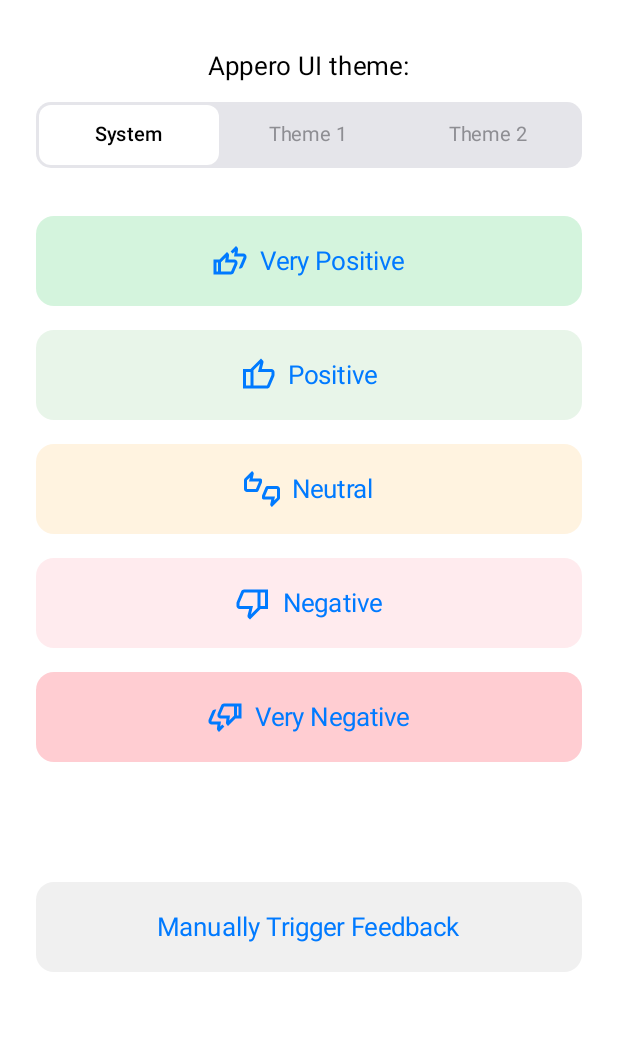
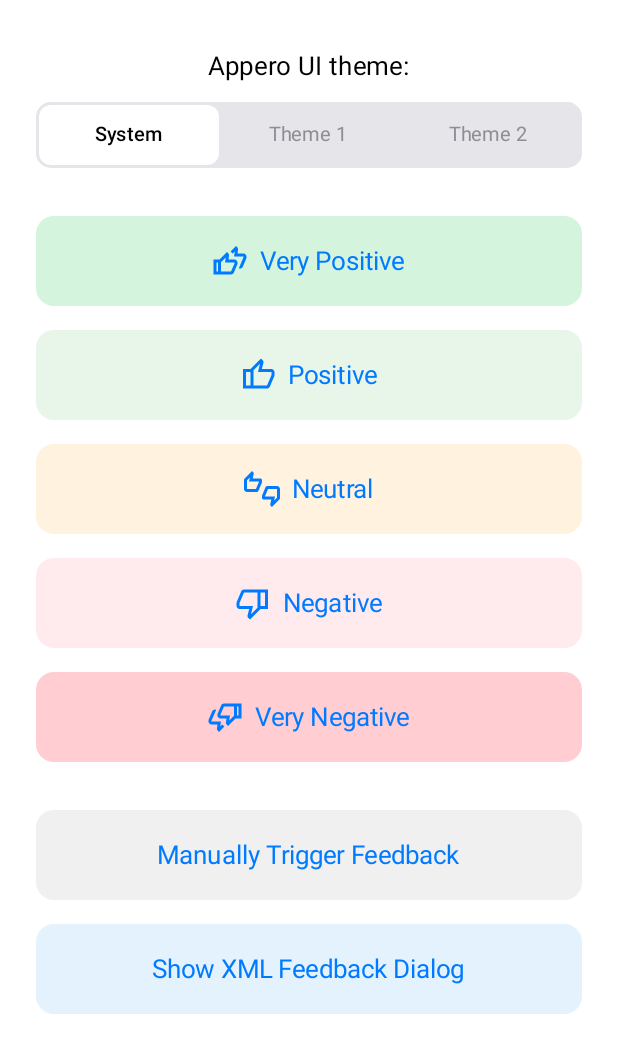
Before and after one commit to pocketworks/appero-sdk-android-v2, an Android app built with Jetpack Compose: the screen it shows after launch (MainActivity), after a tap on "System", on a phone screen of 412 x 824 dp, the part 180-1236 px from its top. Run offline under Robolectric (Android 15) with nearby library versions, the phone set to English and light mode, and no system bars; pictures from the network do not load; Roboto replaces fonts that are not available here.

Commit message:
Extract feedback ui wip

```diff
--- a/sample/src/main/java/uk/co/pocketworks/appero/sample/MainActivity.kt
+++ b/sample/src/main/java/uk/co/pocketworks/appero/sample/MainActivity.kt
@@ -10,7 +10,6 @@
 package uk.co.pocketworks.appero.sample
 
 import android.os.Bundle
-import androidx.activity.ComponentActivity
 import androidx.activity.compose.setContent
 import androidx.compose.foundation.background
 import androidx.compose.foundation.layout.Box
@@ -36,17 +35,22 @@ import androidx.compose.ui.res.stringResource
 import androidx.compose.ui.text.font.FontWeight
 import androidx.compose.ui.unit.dp
 import androidx.compose.ui.unit.sp
+import androidx.fragment.app.FragmentActivity
+import androidx.lifecycle.Lifecycle
+import androidx.lifecycle.lifecycleScope
+import androidx.lifecycle.repeatOnLifecycle
+import kotlinx.coroutines.launch
 import uk.co.pocketworks.appero.sample.components.CustomTheme1
 import uk.co.pocketworks.appero.sample.components.CustomTheme2
 import uk.co.pocketworks.appero.sample.components.RatingDemoButton
 import uk.co.pocketworks.appero.sample.components.ThemeMode
 import uk.co.pocketworks.appero.sample.components.ThemeSelector
+import uk.co.pocketworks.appero.sample.dialogs.ApperoFeedbackDialogFragment
+import uk.co.pocketworks.appero.sample.dialogs.ThemeHolder
 import uk.co.pocketworks.appero.sample.ui.theme.SampleAppTheme
 import uk.co.pocketworks.appero.sdk.main.Appero
 import uk.co.pocketworks.appero.sdk.main.model.ExperienceRating
 import uk.co.pocketworks.appero.sdk.main.ui.ApperoFeedbackUI
-import uk.co.pocketworks.appero.sdk.main.ui.theme.DarkApperoTheme
-import uk.co.pocketworks.appero.sdk.main.ui.theme.LightApperoTheme
 
 /**
  * Main activity for the Appero SDK sample app.
@@ -57,24 +61,33 @@ import uk.co.pocketworks.appero.sdk.main.ui.theme.LightApperoTheme
  * - Automatic feedback prompt observation
  * - Feedback UI display
  */
-class MainActivity : ComponentActivity() {
+class MainActivity : FragmentActivity() {
     override fun onCreate(savedInstanceState: Bundle?) {
         super.onCreate(savedInstanceState)
+
         setContent {
             SampleAppTheme {
-                SampleApp()
+                SampleApp(onShowLegacyDialog = {
+                    print("xxxxx onClick")
+                    ApperoFeedbackDialogFragment.newInstance().show(supportFragmentManager, "ApperoFeedbackDialog")
+
+                })
             }
         }
     }
 }
 
 @Composable
-fun SampleApp() {
+fun SampleApp(
+    onShowLegacyDialog: () -> Unit
+) {
     var selectedTheme by remember { mutableStateOf(ThemeMode.SYSTEM) }
     val shouldShowFeedback by Appero.instance.shouldShowFeedbackPrompt.collectAsState()
 
     Box(
-        modifier = Modifier.fillMaxSize().background(MaterialTheme.colorScheme.surface)
+        modifier = Modifier
+            .fillMaxSize()
+            .background(MaterialTheme.colorScheme.surface)
     ) {
         // Main content
         Column(
@@ -99,7 +112,10 @@ fun SampleApp() {
             // Theme Selector
             ThemeSelector(
                 selectedTheme = selectedTheme,
-                onThemeSelected = { selectedTheme = it },
+                onThemeSelected = {
+                    selectedTheme = it
+                    ThemeHolder.currentTheme = it
+                },
                 label = stringResource(R.string.theme_label)
             )
 
@@ -168,9 +184,18 @@ fun SampleApp() {
                 iconRes = null,
                 backgroundColor = Color(0xFFF0F0F0),
                 onClick = {
-                    // Log a positive rating to trigger feedback prompt
                     Appero.instance.triggerShowFeedbackPrompt()
                 }
+            )
+
+            Spacer(modifier = Modifier.height(16.dp))
+
+            // Legacy DialogFragment Button
+            RatingDemoButton(
+                label = stringResource(R.string.show_dialog_fragment),
+                iconRes = null,
+                backgroundColor = Color(0xFFE3F2FD),
+                onClick = onShowLegacyDialog
             )
 
             Spacer(modifier = Modifier.height(32.dp))
--- /dev/null
+++ b/sample/src/main/java/uk/co/pocketworks/appero/sample/dialogs/ThemeHolder.kt
@@ -0,0 +1,20 @@
+//
+//  ThemeHolder.kt
+//  Appero SDK Sample
+//
+//  MIT License
+//
+//  Copyright (c) 2024 Pocketworks Mobile
+//
+
+package uk.co.pocketworks.appero.sample.dialogs
+
+import uk.co.pocketworks.appero.sample.components.ThemeMode
+
+/**
+ * Simple holder for sharing the currently selected theme
+ * between MainActivity and DialogFragment.
+ */
+object ThemeHolder {
+    var currentTheme: ThemeMode = ThemeMode.SYSTEM
+}
--- a/sample/src/main/res/values/strings.xml
+++ b/sample/src/main/res/values/strings.xml
@@ -18,4 +18,5 @@
 
     <!-- Actions -->
     <string name="manually_trigger">Manually Trigger Feedback</string>
+    <string name="show_dialog_fragment">Show XML Feedback Dialog</string>
 </resources>
```
Also changed, not shown: sample/src/main/java/uk/co/pocketworks/appero/sample/dialogs/ApperoFeedbackDialogFragment.kt (added, +88 -0 lines), sample/src/main/res/layout/fragment_appero_feedback_dialog.xml (added, +11 -0 lines).
